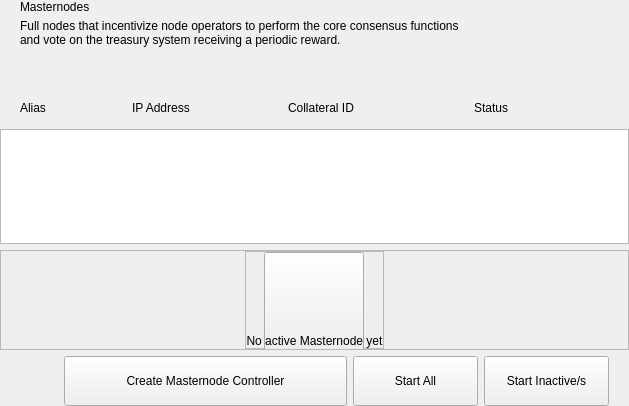
Old version of the form src/qt/kristatech/forms/masternodeswidget.ui in the repository bedri/KristaTech-KRISTA.
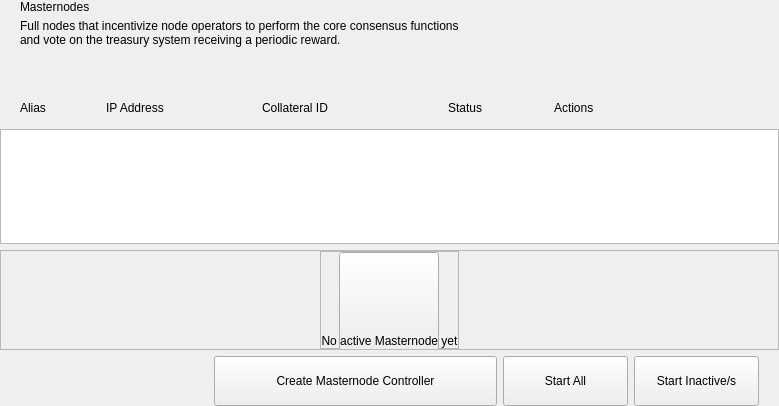
New version of the form.

Commit message: style(gui): replace masternode row three-dot menu with inline Info, Start, Delete buttons

Patch:
```diff
--- a/src/qt/kristatech/forms/masternodeswidget.ui
+++ b/src/qt/kristatech/forms/masternodeswidget.ui
@@ -183,20 +183,23 @@
               </widget>
              </item>
              <item>
-              <spacer name="headerMenuSpacer">
-               <property name="orientation">
-                <enum>Qt::Horizontal</enum>
-               </property>
-               <property name="sizeType">
-                <enum>QSizePolicy::Fixed</enum>
-               </property>
-               <property name="sizeHint" stdset="0">
+               <widget class="QLabel" name="labelHeaderActions">
+                <property name="minimumSize">
+                 <size>
+                  <width>205</width>
+                  <height>0</height>
+                 </size>
+                </property>
+                <property name="maximumSize">
                 <size>
-                 <width>30</width>
-                 <height>20</height>
-                </size>
-               </property>
-              </spacer>
+                  <width>205</width>
+                  <height>16777215</height>
+                 </size>
+                </property>
+                <property name="text">
+                 <string>Actions</string>
+                </property>
+               </widget>
              </item>
             </layout>
            </widget>
```
Lines whose indentation alone changed are shown as unchanged. The commit also changes 5 other files.
